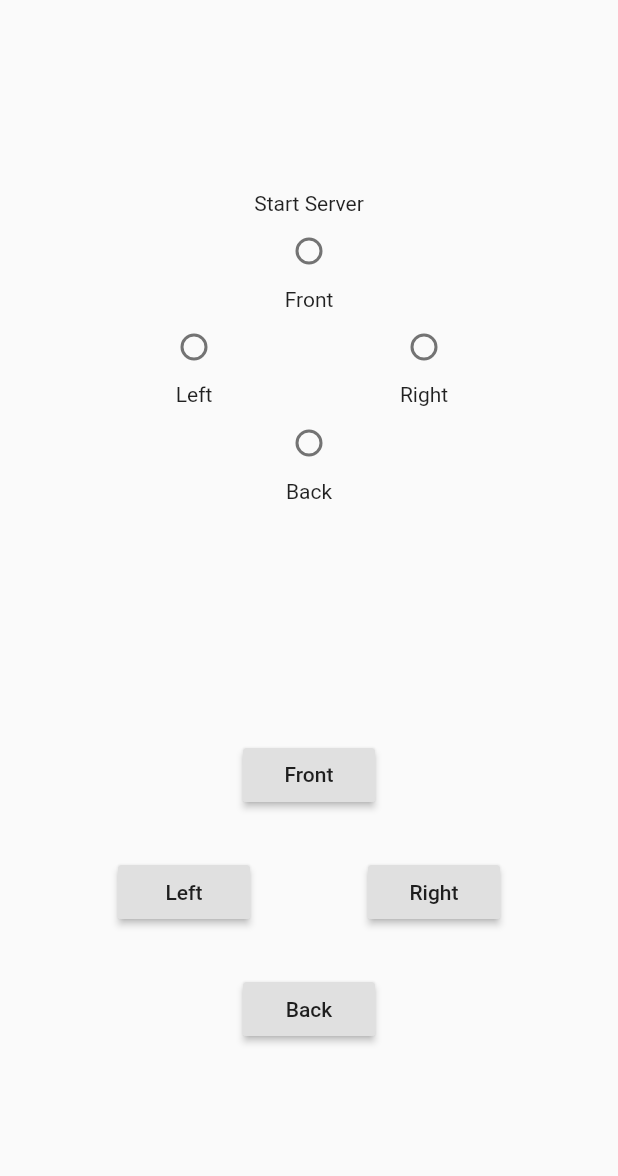
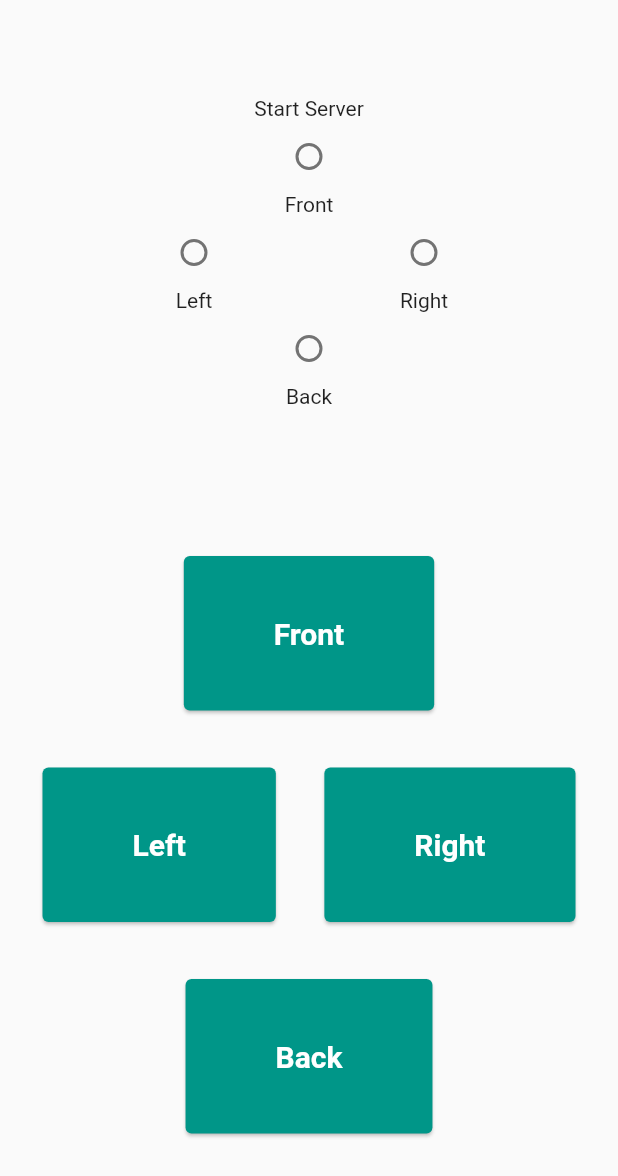
Before and after one commit to gangadharashettypj/ArduinoIOT, a Flutter app: the screen it shows after launch, after a tap on "Car", on a phone screen of 412 x 824 dp. Shown: the top 1176 px of the screen. Run offline on Flutter 3.47's test engine with Material 2 defaults, Android fonts, the phone set to English and light mode, and no system bars; our stand-ins replace flutter_local_notifications, shared_preferences; missing offline and left inert: get_ip.

```diff
--- a/lib/main.dart
+++ b/lib/main.dart
@@ -1,8 +1,13 @@
+import 'dart:io';
+
+import 'package:arduinoiot/resources/nestbees_resources.dart';
+import 'package:arduinoiot/service/server/server.dart';
 import 'package:arduinoiot/ui/screen/feature/car/car_controller.dart';
 import 'package:arduinoiot/ui/screen/home/home.dart';
 import 'package:arduinoiot/ui/screen/splash.dart';
 import 'package:flutter/material.dart';
 import 'package:flutter/services.dart';
+import 'package:flutter_local_notifications/flutter_local_notifications.dart';
 
 void main() {
   WidgetsFlutterBinding.ensureInitialized();
@@ -10,8 +15,12 @@ void main() {
 }
 
 class MyApp extends StatelessWidget {
+  FlutterLocalNotificationsPlugin flutterLocalNotificationsPlugin;
+  BuildContext _context;
   @override
   Widget build(BuildContext context) {
+    _context = context;
+    listenForNotifications();
     SystemChrome.setEnabledSystemUIOverlays([]);
     return MaterialApp(
       debugShowCheckedModeBanner: false,
@@ -27,4 +36,59 @@ class MyApp extends StatelessWidget {
       },
     );
   }
+
+  void listenForNotifications() async {
+    flutterLocalNotificationsPlugin = FlutterLocalNotificationsPlugin();
+    var initializationSettingsAndroid =
+        AndroidInitializationSettings('app_icon');
+    var initializationSettingsIOS = IOSInitializationSettings(
+      requestSoundPermission: false,
+      requestBadgePermission: false,
+      requestAlertPermission: false,
+      onDidReceiveLocalNotification: onDidReceiveLocalNotification,
+    );
+    var initializationSettings = InitializationSettings(
+        initializationSettingsAndroid, initializationSettingsIOS);
+    await flutterLocalNotificationsPlugin.initialize(initializationSettings,
+        onSelectNotification: onNotificationSelected);
+
+    Server().registerService(R.api.notification, (HttpRequest request) {
+      raiseNotification(
+          request.uri.queryParameters['notificationMessage'],
+          request.uri.queryParameters['notificationBody'],
+          request.uri.queryParameters['notificationTitle']);
+      request.response
+        ..headers.contentType = ContentType("text", "plain", charset: "utf-8")
+        ..write({
+          'status': 'success',
+          'status code': '200',
+          'msg': 'notification raised successfully'
+        })
+        ..close();
+    });
+  }
+
+  Future onNotificationSelected(String payload) async {
+    if (payload != null) {
+      debugPrint('notification payload: ' + payload);
+    }
+    await Navigator.pushNamed(
+      _context,
+      '',
+    );
+  }
+
+  void raiseNotification(String msg, String body, String title) async {
+    var androidPlatformChannelSpecifics = AndroidNotificationDetails(
+        'arduino_iot_channel', 'arduino_iot', 'A notification for iot devices',
+        importance: Importance.Max, priority: Priority.High, ticker: 'ticker');
+    var iOSPlatformChannelSpecifics = IOSNotificationDetails();
+    var platformChannelSpecifics = NotificationDetails(
+        androidPlatformChannelSpecifics, iOSPlatformChannelSpecifics);
+    await flutterLocalNotificationsPlugin
+        .show(0, title, body, platformChannelSpecifics, payload: 'msg');
+  }
+
+  Future onDidReceiveLocalNotification(
+      int id, String title, String body, String payload) {}
 }
--- a/lib/resources/api.dart
+++ b/lib/resources/api.dart
@@ -2,6 +2,8 @@
  * @Author GS
  */
 class Api {
-  get baseUrl => 'https://us-central1-nestbees.cloudfunctions.net/';
+  get baseUrl => 'http://10.10.10.1/';
   get carController => 'carController';
+  get setClientIP => 'setClientIP';
+  get notification => 'notification';
 }
--- a/lib/service/server/server.dart
+++ b/lib/service/server/server.dart
@@ -4,8 +4,13 @@
 
 import 'dart:io';
 
+import 'package:arduinoiot/resources/nestbees_resources.dart';
+import 'package:arduinoiot/service/rest/HTTPRest.dart';
+import 'package:get_ip/get_ip.dart';
+
 class Server {
   static var _instance;
+  static Map<String, Function(HttpRequest)> maps = {};
   static Future<HttpServer> get inst async {
     if (_instance == null) {
       _instance = await HttpServer.bind('0.0.0.0', 2345);
@@ -13,11 +18,36 @@ class Server {
           _instance.address.toString() +
           " On Port : " +
           _instance.port.toString());
+      String str = await GetIp.ipAddress;
+      HttpREST().get(
+        R.api.setClientIP,
+        params: {
+          'ip': str,
+          'port': '2345',
+        },
+      );
+      _listenToRequests();
     }
     return _instance;
+  }
+
+  void registerService(String path, Function(HttpRequest) callback) {
+    maps[path] = callback;
+  }
+
+  static void _listenToRequests() async {
+    Server.instance.listen((HttpRequest request) {
+      _mapRequestToService(request);
+    });
   }
 
   static HttpServer get instance {
     return _instance;
   }
+
+  static void _mapRequestToService(HttpRequest request) {
+    if (maps.containsKey(request.uri.queryParameters['type'])) {
+      maps[request.uri.queryParameters['type']](request);
+    }
+  }
 }
--- a/lib/ui/screen/feature/car/car_controller.dart
+++ b/lib/ui/screen/feature/car/car_controller.dart
@@ -125,7 +125,7 @@ class _CarControllerState extends State<CarController> {
                   setState(() {
                     this.direction = val;
                   });
-                  HttpREST.instance.get(
+                  HttpREST().get(
                     R.api.carController,
                     params: {'direction': '$val'},
                   );
@@ -143,8 +143,7 @@ class _CarControllerState extends State<CarController> {
   }
 
   void startListening() async {
-    Server.instance.listen((HttpRequest request) {
-      if (request.uri.queryParameters['type'] == R.api.carController) {
+    Server().registerService(R.api.carController, (HttpRequest request) {
       setState(() {
         direction = int.parse(request.uri.queryParameters['code']);
       });
@@ -152,7 +151,6 @@ class _CarControllerState extends State<CarController> {
         ..headers.contentType = ContentType("text", "plain", charset: "utf-8")
         ..write({'status': 'success', 'status code': '200'})
         ..close();
-      }
     });
   }
 }
--- a/lib/ui/screen/feature/car/controller_widget.dart
+++ b/lib/ui/screen/feature/car/controller_widget.dart
@@ -1,6 +1,7 @@
 /*
  * @Author GS
  */
+import 'package:arduinoiot/resources/nestbees_resources.dart';
 import 'package:flutter/material.dart';
 
 class ControllerWidget extends StatefulWidget {
@@ -22,11 +23,22 @@ class _ControllerWidgetState extends State<ControllerWidget> {
           SizedBox(
             height: 30,
           ),
-          Container(
-            child: RaisedButton(
-              child: Text("Front"),
-              onPressed: () => onchanged(1),
-              onLongPress: () => onchanged(1),
+          Card(
+            color: R.color.primary,
+            child: InkWell(
+              onTap: () => onchanged(1),
+              child: Container(
+                margin:
+                    EdgeInsets.only(left: 60, right: 60, top: 40, bottom: 40),
+                child: Text(
+                  "Front",
+                  style: TextStyle(
+                    color: R.color.opposite,
+                    fontWeight: FontWeight.bold,
+                    fontSize: 20,
+                  ),
+                ),
+              ),
             ),
           ),
           SizedBox(
@@ -35,18 +47,40 @@ class _ControllerWidgetState extends State<ControllerWidget> {
           Row(
             mainAxisAlignment: MainAxisAlignment.spaceEvenly,
             children: <Widget>[
-              Container(
-                child: RaisedButton(
-                  child: Text("Left"),
-                  onPressed: () => onchanged(2),
-                  onLongPress: () => onchanged(2),
+              Card(
+                color: R.color.primary,
+                child: InkWell(
+                  onTap: () => onchanged(2),
+                  child: Container(
+                    margin: EdgeInsets.only(
+                        left: 60, right: 60, top: 40, bottom: 40),
+                    child: Text(
+                      "Left",
+                      style: TextStyle(
+                        color: R.color.opposite,
+                        fontWeight: FontWeight.bold,
+                        fontSize: 20,
+                      ),
+                    ),
+                  ),
                 ),
               ),
-              Container(
-                child: RaisedButton(
-                  child: Text("Right"),
-                  onPressed: () => onchanged(3),
-                  onLongPress: () => onchanged(3),
+              Card(
+                color: R.color.primary,
+                child: InkWell(
+                  onTap: () => onchanged(3),
+                  child: Container(
+                    margin: EdgeInsets.only(
+                        left: 60, right: 60, top: 40, bottom: 40),
+                    child: Text(
+                      "Right",
+                      style: TextStyle(
+                        color: R.color.opposite,
+                        fontWeight: FontWeight.bold,
+                        fontSize: 20,
+                      ),
+                    ),
+                  ),
                 ),
               ),
             ],
@@ -54,11 +88,22 @@ class _ControllerWidgetState extends State<ControllerWidget> {
           SizedBox(
             height: 30,
           ),
-          Container(
-            child: RaisedButton(
-              child: Text("Back"),
-              onPressed: () => onchanged(4),
-              onLongPress: () => onchanged(4),
+          Card(
+            color: R.color.primary,
+            child: InkWell(
+              onTap: () => onchanged(4),
+              child: Container(
+                margin:
+                    EdgeInsets.only(left: 60, right: 60, top: 40, bottom: 40),
+                child: Text(
+                  "Back",
+                  style: TextStyle(
+                    color: R.color.opposite,
+                    fontWeight: FontWeight.bold,
+                    fontSize: 20,
+                  ),
+                ),
+              ),
             ),
           ),
         ],
--- a/lib/ui/screen/splash.dart
+++ b/lib/ui/screen/splash.dart
@@ -9,8 +9,10 @@ class SplashScreen extends StatelessWidget {
   @override
   Widget build(BuildContext context) {
     var ser = Server.inst;
-    Future.delayed(Duration(seconds: 2),
-        () => Navigator.pushReplacementNamed(context, '/home'));
+    Future.delayed(
+      Duration(seconds: 2),
+      () => Navigator.pushReplacementNamed(context, '/home'),
+    );
     return Scaffold(
       body: Container(
         child: Center(
--- a/pubspec.yaml
+++ b/pubspec.yaml
@@ -12,6 +12,8 @@ dependencies:
   http: ^0.12.0+4
   cupertino_icons: ^0.1.2
   shared_preferences: ^0.5.6
+  get_ip: ^0.4.0
+  flutter_local_notifications: ^1.4.0
 
 
 dev_dependencies:
```
Also changed, not shown: lib/service/rest/HTTPRest.dart (+12 -9 lines), pubspec.lock, 3 other files. Lines whose indentation alone changed are shown as unchanged.
